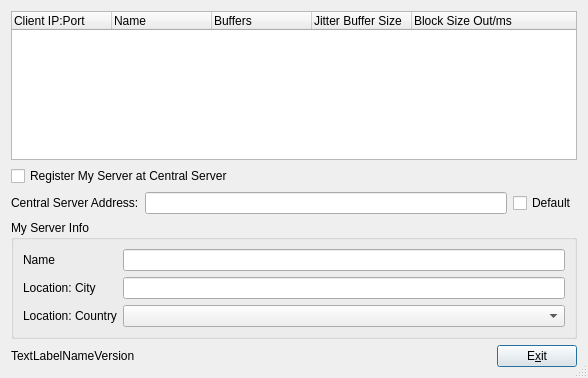
First picture: the form in src/llconserverdlgbase.ui, repository jamulussoftware/jamulus, before the edit.
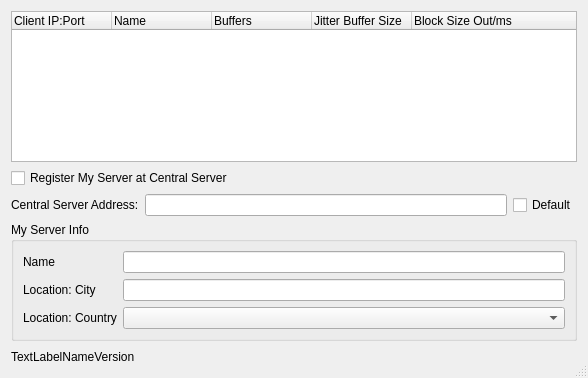
Second picture: the form after the edit. Icons and pictures are not drawn.

Commit message: task bar button for server is not shown if it is minizied (minimized to tast bar icon)

What changed in the file:
```diff
--- a/src/llconserverdlgbase.ui
+++ b/src/llconserverdlgbase.ui
@@ -169,16 +169,6 @@
        </property>
       </spacer>
      </item>
-     <item>
-      <widget class="QPushButton" name="buttonOk" >
-       <property name="text" >
-        <string>E&amp;xit</string>
-       </property>
-       <property name="autoDefault" >
-        <bool>true</bool>
-       </property>
-      </widget>
-     </item>
     </layout>
    </item>
   </layout>
```
Left out of the diff: 19 changed lines with no effect on the pictures. The commit also changes 2 other files.
